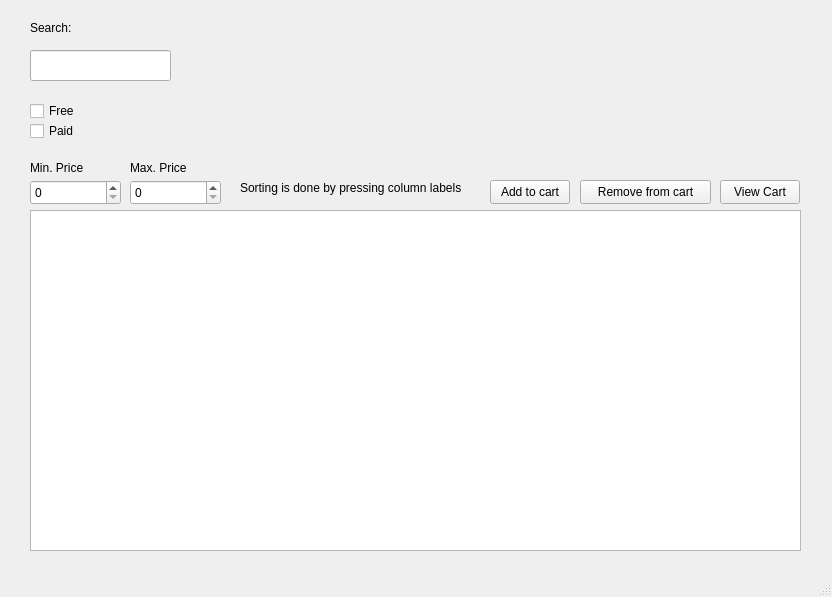
First picture: the form in mainwindow.ui, repository Miv2nir/dsba-itop2022-hw, before the edit.
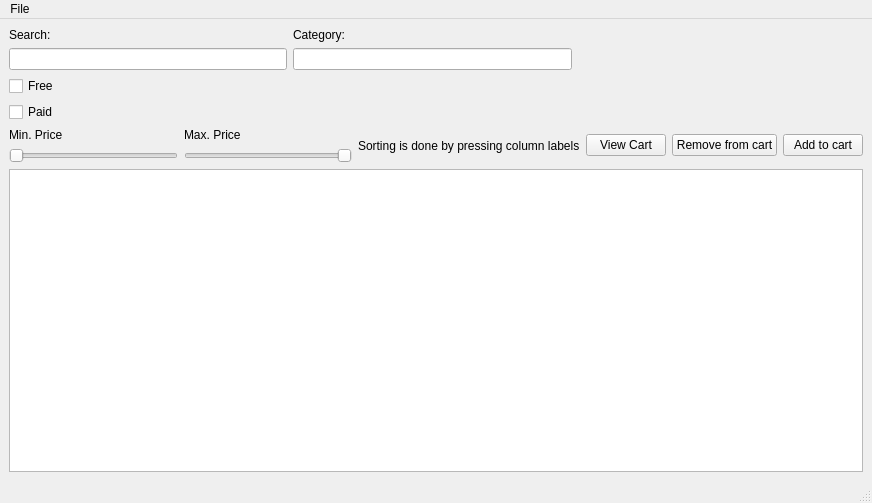
Second picture: the form after the edit.

Patch:
```diff
--- a/mainwindow.ui
+++ b/mainwindow.ui
@@ -6,181 +6,197 @@
    <rect>
     <x>0</x>
     <y>0</y>
-    <width>832</width>
-    <height>597</height>
+    <width>872</width>
+    <height>503</height>
    </rect>
   </property>
   <property name="windowTitle">
    <string>MainWindow</string>
   </property>
   <widget class="QWidget" name="centralwidget">
-   <widget class="QTableView" name="tableView">
-    <property name="geometry">
-     <rect>
-      <x>30</x>
-      <y>210</y>
-      <width>771</width>
-      <height>341</height>
-     </rect>
-    </property>
-   </widget>
-   <widget class="QLineEdit" name="searchThing">
-    <property name="geometry">
-     <rect>
-      <x>30</x>
-      <y>50</y>
-      <width>141</width>
-      <height>31</height>
-     </rect>
-    </property>
-   </widget>
-   <widget class="QCheckBox" name="checkBox">
-    <property name="geometry">
-     <rect>
-      <x>30</x>
-      <y>100</y>
-      <width>78</width>
-      <height>22</height>
-     </rect>
-    </property>
-    <property name="text">
-     <string>Free</string>
-    </property>
-   </widget>
-   <widget class="QCheckBox" name="checkBox_paid">
-    <property name="geometry">
-     <rect>
-      <x>30</x>
-      <y>120</y>
-      <width>78</width>
-      <height>22</height>
-     </rect>
-    </property>
-    <property name="text">
-     <string>Paid</string>
-    </property>
-   </widget>
-   <widget class="QSpinBox" name="spinBox">
-    <property name="geometry">
-     <rect>
-      <x>30</x>
-      <y>180</y>
-      <width>91</width>
-      <height>25</height>
-     </rect>
-    </property>
-   </widget>
-   <widget class="QSpinBox" name="spinBox_2">
-    <property name="geometry">
-     <rect>
-      <x>130</x>
-      <y>180</y>
-      <width>91</width>
-      <height>25</height>
-     </rect>
-    </property>
-   </widget>
-   <widget class="QPushButton" name="pushButton">
-    <property name="geometry">
-     <rect>
-      <x>720</x>
-      <y>180</y>
-      <width>80</width>
-      <height>24</height>
-     </rect>
-    </property>
-    <property name="text">
-     <string>View Cart</string>
-    </property>
-   </widget>
-   <widget class="QPushButton" name="pushButton_addToCart">
-    <property name="geometry">
-     <rect>
-      <x>490</x>
-      <y>180</y>
-      <width>80</width>
-      <height>24</height>
-     </rect>
-    </property>
-    <property name="text">
-     <string>Add to cart</string>
-    </property>
-   </widget>
-   <widget class="QPushButton" name="pushButton_RemoveFromCart">
-    <property name="geometry">
-     <rect>
-      <x>580</x>
-      <y>180</y>
-      <width>131</width>
-      <height>24</height>
-     </rect>
-    </property>
-    <property name="text">
-     <string>Remove from cart</string>
-    </property>
-   </widget>
-   <widget class="QLabel" name="label">
-    <property name="geometry">
-     <rect>
-      <x>30</x>
-      <y>20</y>
-      <width>49</width>
-      <height>16</height>
-     </rect>
-    </property>
-    <property name="text">
-     <string>Search:</string>
-    </property>
-   </widget>
-   <widget class="QLabel" name="label_2">
-    <property name="geometry">
-     <rect>
-      <x>30</x>
-      <y>160</y>
-      <width>61</width>
-      <height>16</height>
-     </rect>
-    </property>
-    <property name="text">
-     <string>Min. Price</string>
-    </property>
-   </widget>
-   <widget class="QLabel" name="label_3">
-    <property name="geometry">
-     <rect>
-      <x>130</x>
-      <y>160</y>
-      <width>71</width>
-      <height>16</height>
-     </rect>
-    </property>
-    <property name="text">
-     <string>Max. Price</string>
-    </property>
-   </widget>
-   <widget class="QLabel" name="label_4">
-    <property name="geometry">
-     <rect>
-      <x>240</x>
-      <y>180</y>
-      <width>241</width>
-      <height>16</height>
-     </rect>
-    </property>
-    <property name="text">
-     <string>Sorting is done by pressing column labels</string>
-    </property>
-   </widget>
+   <layout class="QHBoxLayout" name="horizontalLayout_4">
+    <item>
+     <layout class="QVBoxLayout" name="verticalLayout_7">
+      <item>
+       <layout class="QHBoxLayout" name="horizontalLayout_3">
+        <item>
+         <layout class="QVBoxLayout" name="verticalLayout">
+          <item>
+           <widget class="QLabel" name="label">
+            <property name="text">
+             <string>Search:</string>
+            </property>
+           </widget>
+          </item>
+          <item>
+           <widget class="QLineEdit" name="searchThing"/>
+          </item>
+         </layout>
+        </item>
+        <item>
+         <layout class="QVBoxLayout" name="verticalLayout_2">
+          <item>
+           <widget class="QLabel" name="label_5">
+            <property name="text">
+             <string>Category:</string>
+            </property>
+           </widget>
+          </item>
+          <item>
+           <widget class="QLineEdit" name="searchCategory"/>
+          </item>
+         </layout>
+        </item>
+        <item>
+         <spacer name="horizontalSpacer">
+          <property name="orientation">
+           <enum>Qt::Horizontal</enum>
+          </property>
+          <property name="sizeHint" stdset="0">
+           <size>
+            <width>100</width>
+            <height>20</height>
+           </size>
+          </property>
+         </spacer>
+        </item>
+        <item>
+         <widget class="QLabel" name="label_Logo">
+          <property name="text">
+           <string/>
+          </property>
+         </widget>
+        </item>
+       </layout>
+      </item>
+      <item>
+       <layout class="QVBoxLayout" name="verticalLayout_3">
+        <item>
+         <widget class="QCheckBox" name="checkBox">
+          <property name="text">
+           <string>Free</string>
+          </property>
+         </widget>
+        </item>
+        <item>
+         <widget class="QCheckBox" name="checkBox_paid">
+          <property name="text">
+           <string>Paid</string>
+          </property>
+         </widget>
+        </item>
+       </layout>
+      </item>
+      <item>
+       <layout class="QHBoxLayout" name="horizontalLayout_2">
+        <item>
+         <layout class="QVBoxLayout" name="verticalLayout_4">
+          <item>
+           <widget class="QLabel" name="label_2">
+            <property name="text">
+             <string>Min. Price</string>
+            </property>
+           </widget>
+          </item>
+          <item>
+           <widget class="QSlider" name="horizontalSliderMin">
+            <property name="maximum">
+             <number>400</number>
+            </property>
+            <property name="orientation">
+             <enum>Qt::Horizontal</enum>
+            </property>
+           </widget>
+          </item>
+         </layout>
+        </item>
+        <item>
+         <layout class="QVBoxLayout" name="verticalLayout_5">
+          <item>
+           <widget class="QLabel" name="label_3">
+            <property name="text">
+             <string>Max. Price</string>
+            </property>
+           </widget>
+          </item>
+          <item>
+           <widget class="QSlider" name="horizontalSliderMax">
+            <property name="maximum">
+             <number>400</number>
+            </property>
+            <property name="orientation">
+             <enum>Qt::Horizontal</enum>
+            </property>
+            <property name="invertedAppearance">
+             <bool>true</bool>
+            </property>
+            <property name="invertedControls">
+             <bool>false</bool>
+            </property>
+           </widget>
+          </item>
+         </layout>
+        </item>
+        <item>
+         <widget class="QLabel" name="label_4">
+          <property name="text">
+           <string>Sorting is done by pressing column labels</string>
+          </property>
+         </widget>
+        </item>
+        <item>
+         <layout class="QHBoxLayout" name="horizontalLayout">
+          <item>
+           <layout class="QVBoxLayout" name="verticalLayout_6"/>
+          </item>
+          <item>
+           <widget class="QPushButton" name="pushButton">
+            <property name="text">
+             <string>View Cart</string>
+            </property>
+           </widget>
+          </item>
+          <item>
+           <widget class="QPushButton" name="pushButton_RemoveFromCart">
+            <property name="text">
+             <string>Remove from cart</string>
+            </property>
+           </widget>
+          </item>
+          <item>
+           <widget class="QPushButton" name="pushButton_addToCart">
+            <property name="text">
+             <string>Add to cart</string>
+            </property>
+           </widget>
+          </item>
+         </layout>
+        </item>
+       </layout>
+      </item>
+      <item>
+       <widget class="QTableView" name="tableView"/>
+      </item>
+     </layout>
+    </item>
+   </layout>
   </widget>
   <widget class="QMenuBar" name="menubar">
    <property name="geometry">
     <rect>
      <x>0</x>
      <y>0</y>
-     <width>832</width>
+     <width>872</width>
      <height>21</height>
     </rect>
    </property>
+   <widget class="QMenu" name="menuFile">
+    <property name="title">
+     <string>File</string>
+    </property>
+    <addaction name="actionImport"/>
+   </widget>
+   <addaction name="menuFile"/>
   </widget>
   <widget class="QStatusBar" name="statusbar"/>
  </widget>
```
Left out of the diff: 7 changed lines with no effect on the pictures.
